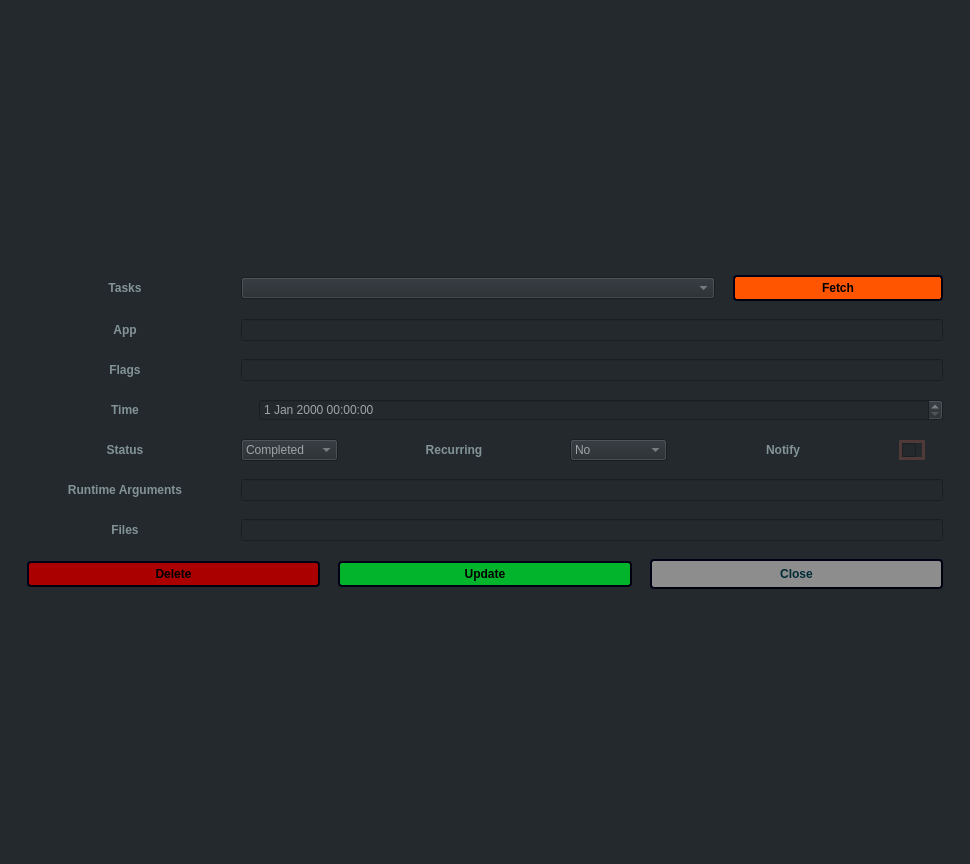
The window that scheduledialog.ui (StronglogicSolutions/ky_gui) describes before a commit, drawn with Qt 5.
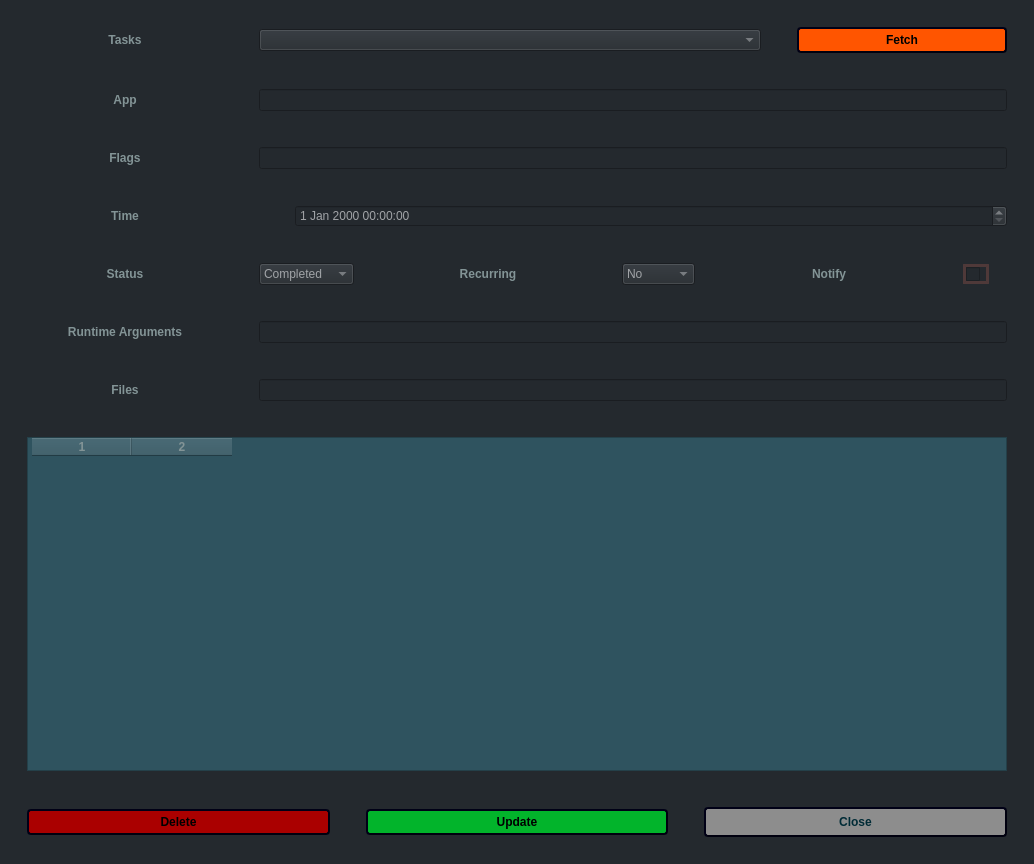
The same window after the commit. Icons and pictures are not drawn.

Commit message: param key/value shown in table

The edit to the form file:
```diff
--- a/scheduledialog.ui
+++ b/scheduledialog.ui
@@ -19,9 +19,9 @@
   </property>
   <layout class="QGridLayout" name="gridLayout">
    <item row="1" column="0">
-    <layout class="QVBoxLayout" name="verticalLayout" stretch="0,0,0,0,0,0,0,0">
+    <layout class="QVBoxLayout" name="verticalLayout" stretch="0,0,0,0,0,0,0,0,0">
      <property name="spacing">
-      <number>18</number>
+      <number>36</number>
      </property>
      <property name="leftMargin">
       <number>16</number>
@@ -510,6 +510,22 @@
        </item>
       </layout>
      </item>
+     <item>
+      <widget class="QTableWidget" name="paramTable">
+       <property name="styleSheet">
+        <string notr="true">font: 87 11pt &quot;Noto Sans&quot;;
+background-color: #2f535f;
+color: rgb(131, 148, 150);
+font-weight: 700;
+padding-left: 2px;</string>
+       </property>
+       <property name="columnCount">
+        <number>2</number>
+       </property>
+       <column/>
+       <column/>
+      </widget>
+     </item>
      <item>
       <layout class="QHBoxLayout" name="horizontalLayout_7">
        <item>
```
The commit also changes 4 other files.
